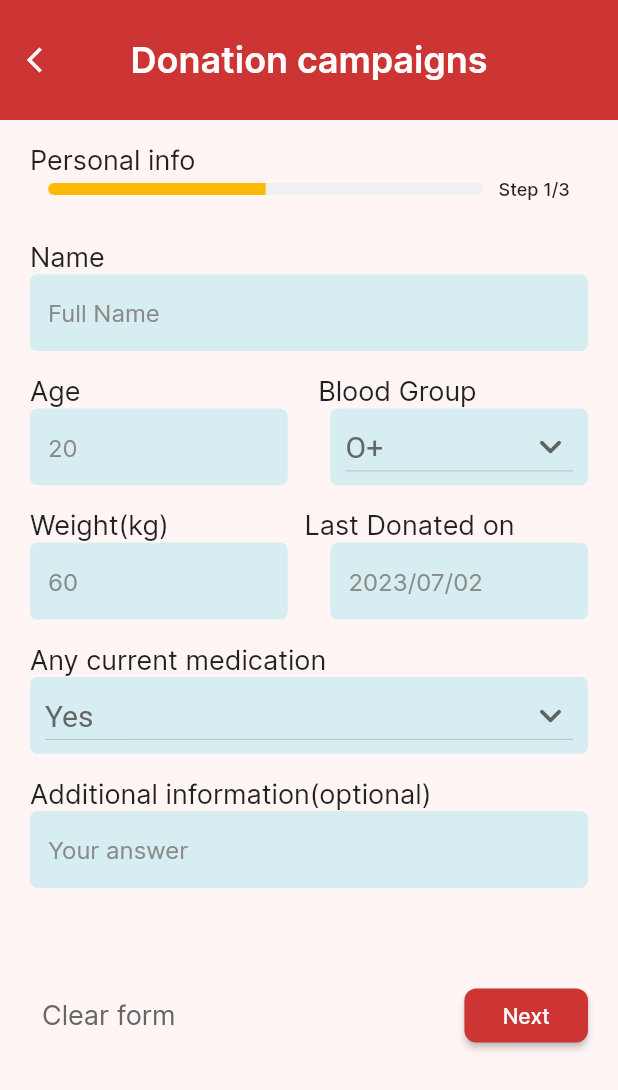
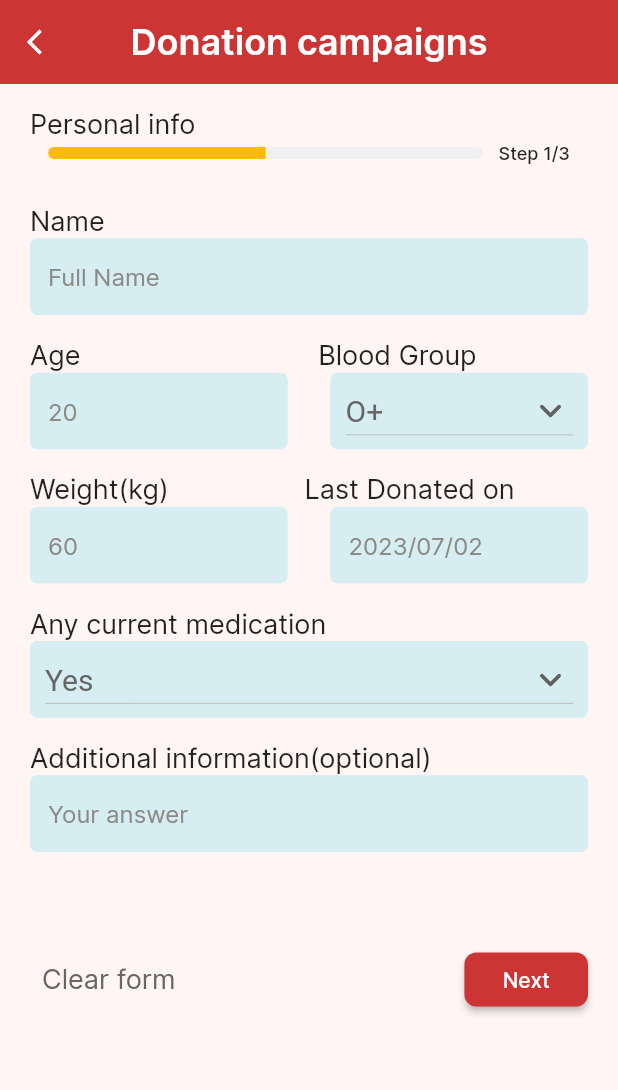
Before and after one commit to Jigarchovatiya/blood_donation_app, a Flutter app: the BottomBarScreen screen opened by its route, after a tap on "See All", after a tap on "Donate", on a phone screen of 412 x 824 dp. Shown: the top 1090 px of the screen. Run offline on Flutter 3.47's test engine with Material 2 defaults, Android fonts, the phone set to English and light mode, and no system bars; our stand-ins replace firebase_auth, firebase_core, flutter_svg, google_sign_in, intl_phone_field, otp_text_field and 1 more; accounts and stored records are empty.

Commit message:
21-06-2023

```diff
--- a/lib/view/bottom_bar/bottom_bar_screen.dart
+++ b/lib/view/bottom_bar/bottom_bar_screen.dart
@@ -25,7 +25,7 @@ class _BottomBarScreenState extends State<BottomBarScreen> {
 
   onScreenChange(String? value) {
     debugPrint(value);
-     if (value == "Donor") {
+    if (value == "Donor") {
       selectedIndex = 1;
     } else if (value == "Campaign") {
       selectedIndex = 2;
@@ -51,6 +51,7 @@ class _BottomBarScreenState extends State<BottomBarScreen> {
       backgroundColor: AppColors.homeBg,
       body: screenList.elementAt(selectedIndex),
       bottomNavigationBar: BottomNavigationBar(
+        backgroundColor: AppColors.homeBg,
         unselectedItemColor: AppColors.textFillColor,
         currentIndex: selectedIndex,
         type: BottomNavigationBarType.fixed,
--- a/lib/view/bottom_bar/home_screen/donation_campaign_one.dart
+++ b/lib/view/bottom_bar/home_screen/donation_campaign_one.dart
@@ -47,7 +47,6 @@ class _DonationCampaignOneState extends State<DonationCampaignOne> {
         foregroundColor: AppColors.white,
         backgroundColor: AppColors.materialColor,
         elevation: 0,
-        toolbarHeight: 80,
         leading: TextButton(
           onPressed: () {
             Navigator.pop(context);
--- a/lib/view/bottom_bar/home_screen/donation_campaign_three.dart
+++ b/lib/view/bottom_bar/home_screen/donation_campaign_three.dart
@@ -22,7 +22,6 @@ class _DonationCampaignThreeState extends State<DonationCampaignThree> {
         foregroundColor: AppColors.white,
         backgroundColor: AppColors.materialColor,
         elevation: 0,
-        toolbarHeight: 80,
         leading: TextButton(
           onPressed: () {
             Navigator.pop(context);
@@ -92,7 +91,7 @@ class _DonationCampaignThreeState extends State<DonationCampaignThree> {
                   height: height(context) / 80,
                 ),
                 Container(
-                  height: height(context) / 1.90,
+                  height: height(context) / 1.80,
                   decoration: BoxDecoration(
                     color: AppColors.textFillColor,
                     borderRadius: BorderRadius.circular(15),
--- a/lib/view/bottom_bar/home_screen/donation_campaign_two.dart
+++ b/lib/view/bottom_bar/home_screen/donation_campaign_two.dart
@@ -26,7 +26,6 @@ class _DonationCampaignTwoState extends State<DonationCampaignTwo> {
         foregroundColor: AppColors.white,
         backgroundColor: AppColors.materialColor,
         elevation: 0,
-        toolbarHeight: 80,
         leading: TextButton(
           onPressed: () {
             Navigator.pop(context);
--- a/lib/view/entry_point/log_in_screen.dart
+++ b/lib/view/entry_point/log_in_screen.dart
@@ -178,7 +178,7 @@ class _LogInScreenState extends State<LogInScreen> {
                             ),
                             const Spacer(),
                             SizedBox(
-                              width: width(context)(context) / 90,
+                              width: width(context) / 90,
                             ),
                             const Text(
                               AppStrings.finish,
@@ -192,13 +192,13 @@ class _LogInScreenState extends State<LogInScreen> {
                       ],
                     ),
                   ),
-                  SizedBox(height: height(context)(context) / 25),
+                  SizedBox(height: height(context) / 25),
                   const Text(
                     AppStrings.textOne,
                     style: TextStyle(color: AppColors.textColor, fontSize: 18, fontWeight: FontWeight.w500),
                     textAlign: TextAlign.center,
                   ),
-                  SizedBox(height: height(context)(context) / 25),
+                  SizedBox(height: height(context) / 25),
                   const Align(
                     alignment: Alignment.centerLeft,
                     child: Text(
```
